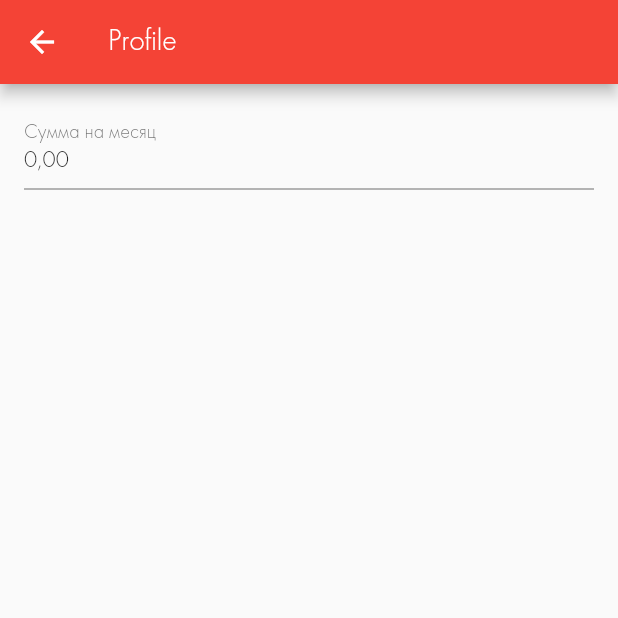
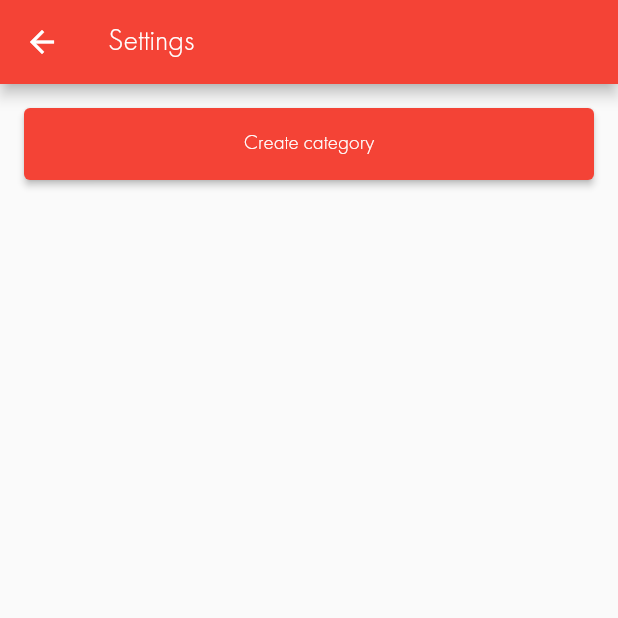
Before and after one commit to Yariqq/wallet_test, a Flutter app: the screen it shows after launch, after a tap on the "settings" icon, on a phone screen of 412 x 824 dp, the top half of it. Run offline on Flutter 3.47's test engine with Material 2 defaults, Android fonts, the phone set to English and light mode, and no system bars; our stand-ins replace bloc, flutter_bloc, retrofit; missing offline and left inert: cherrypick, dio_http; generated files the repository leaves out were written again.

Commit message:
Network layer added in adding category

```diff
--- a/lib/main.dart
+++ b/lib/main.dart
@@ -4,6 +4,7 @@ import 'package:flutter/services.dart';
 import 'package:wallet_app/calendar/presentation/di/expenses_di.dart';
 import 'package:wallet_app/core/di/environment_module.dart';
 import 'package:wallet_app/core/di/network_module.dart';
+import 'package:wallet_app/settings/presentation/di/settings_module.dart';
 
 import 'core/application.dart';
 
@@ -35,6 +36,7 @@ void main() async {
     ),
     NetworkModule(),
     ExpensesModule(),
+    SettingsModule(),
   ]);
   runApp(const Application());
 }
--- a/lib/profile/presentation/screens/profile_page.dart
+++ /dev/null
@@ -1,47 +0,0 @@
-
-import 'package:flutter/material.dart';
-
-class ProfilePage extends StatefulWidget {
-  const ProfilePage({Key? key}) : super(key: key);
-
-  @override
-  State<StatefulWidget> createState() {
-    return _ProfilePageState();
-  }
-}
-
-class _ProfilePageState extends State<ProfilePage> {
-  late final TextEditingController _sumController;
-
-  @override
-  void initState() {
-    _sumController = TextEditingController(text: '0,00');
-    super.initState();
-  }
-
-  @override
-  Widget build(BuildContext context) {
-    return Scaffold(
-      appBar: AppBar(
-        title: const Text('Profile'),
-      ),
-      body: SingleChildScrollView(
-        child: Column(
-          children: [
-            const SizedBox(height: 10),
-            ListTile(
-              title: TextFormField(
-                controller: _sumController,
-                decoration: const InputDecoration(
-                  labelText: 'Сумма на месяц',
-                  labelStyle: TextStyle(fontSize: 18),
-                ),
-              ),
-            ),
-          ],
-        ),
-      ),
-    );
-  }
-
-}
--- /dev/null
+++ b/lib/settings/data/source/settings_data_source.dart
@@ -0,0 +1,4 @@
+
+abstract class SettingsDataSource {
+  Future<void> addCategory(String name);
+}
--- /dev/null
+++ b/lib/settings/domain/repository/settings_repository.dart
@@ -0,0 +1,4 @@
+
+abstract class SettingsRepository {
+  Future<void> addCategory(String name);
+}
--- /dev/null
+++ b/lib/settings/presentation/screens/settings_page.dart
@@ -0,0 +1,87 @@
+import 'package:flutter/material.dart';
+import 'package:wallet_app/settings/presentation/widgets/create_category_content.dart';
+
+class SettingsPage extends StatefulWidget {
+  const SettingsPage({Key? key}) : super(key: key);
+
+  @override
+  State<StatefulWidget> createState() {
+    return _SettingsPageState();
+  }
+}
+
+class _SettingsPageState extends State<SettingsPage> {
+  late final TextEditingController _sumController;
+
+  @override
+  void initState() {
+    _sumController = TextEditingController(text: '0,00');
+    super.initState();
+  }
+
+  @override
+  void dispose() {
+    _sumController.dispose();
+    super.dispose();
+  }
+
+  @override
+  Widget build(BuildContext context) {
+    return Scaffold(
+      appBar: AppBar(
+        title: const Text('Settings'),
+      ),
+      body: SingleChildScrollView(
+        child: Padding(
+          padding: const EdgeInsets.all(16),
+          child: Column(
+            children: [
+              SizedBox(
+                height: 48,
+                child: ElevatedButton(
+                  onPressed: () {
+                    _showCreateCategoryBottomSheet(context);
+                  },
+                  child: const Center(
+                    child: Text(
+                      'Create category',
+                    ),
+                  ),
+                ),
+              ),
+            ],
+          ),
+        ),
+      ),
+    );
+  }
+
+  void _showCreateCategoryBottomSheet(BuildContext context) {
+    showModalBottomSheet(
+      context: context,
+      isScrollControlled: true,
+      shape: const RoundedRectangleBorder(
+        borderRadius: BorderRadius.only(
+          topLeft: Radius.circular(16),
+          topRight: Radius.circular(16),
+        ),
+      ),
+      barrierColor: Colors.black.withOpacity(0.4),
+      builder: (builderContext) {
+        return ConstrainedBox(
+          constraints: BoxConstraints(
+            maxHeight: MediaQuery.of(context).size.height -
+                MediaQuery.of(context).viewPadding.top,
+          ),
+          child: SingleChildScrollView(
+            child: SafeArea(
+              child: CreateCategoryContent(
+
+              ),
+            ),
+          ),
+        );
+      },
+    );
+  }
+}
--- a/pubspec.yaml
+++ b/pubspec.yaml
@@ -19,6 +19,7 @@ dependencies:
   intl: ^0.17.0
   json_annotation: ^4.4.0
   json_serializable: ^6.1.3
+  loader_overlay: 2.0.4+3
   table_calendar: ^3.0.3
   retrofit: 2.1.0
 
```
Also changed, not shown: lib/calendar/presentation/screens/calendar_screen.dart (+10 -9 lines), lib/calendar/presentation/screens/current_day_data_screen.dart (added, +65 -0 lines), lib/settings/data/repository/settings_repository_impl.dart (added, +15 -0 lines), lib/settings/data/source/remote/api/settings_service_api.dart (added, +15 -0 lines), lib/settings/data/source/remote/model/add_category_request_body.dart (added, +16 -0 lines), lib/settings/data/source/remote/remote_settings_data_source.dart (added, +18 -0 lines), lib/settings/domain/usecase/add_category_usecase.dart (added, +21 -0 lines), lib/settings/presentation/bloc/settings_bloc.dart (added, +82 -0 lines), lib/settings/presentation/di/settings_module.dart (added, +29 -0 lines), lib/settings/presentation/widgets/create_category_content.dart (added, +136 -0 lines), pubspec.lock, 1 other file.
